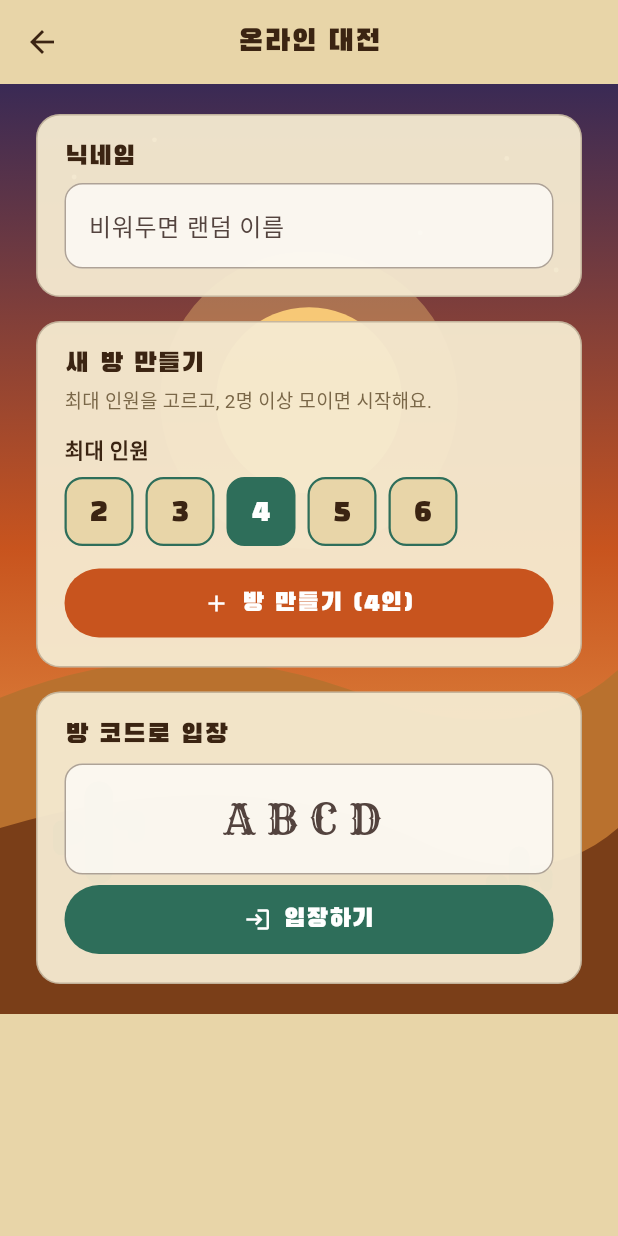
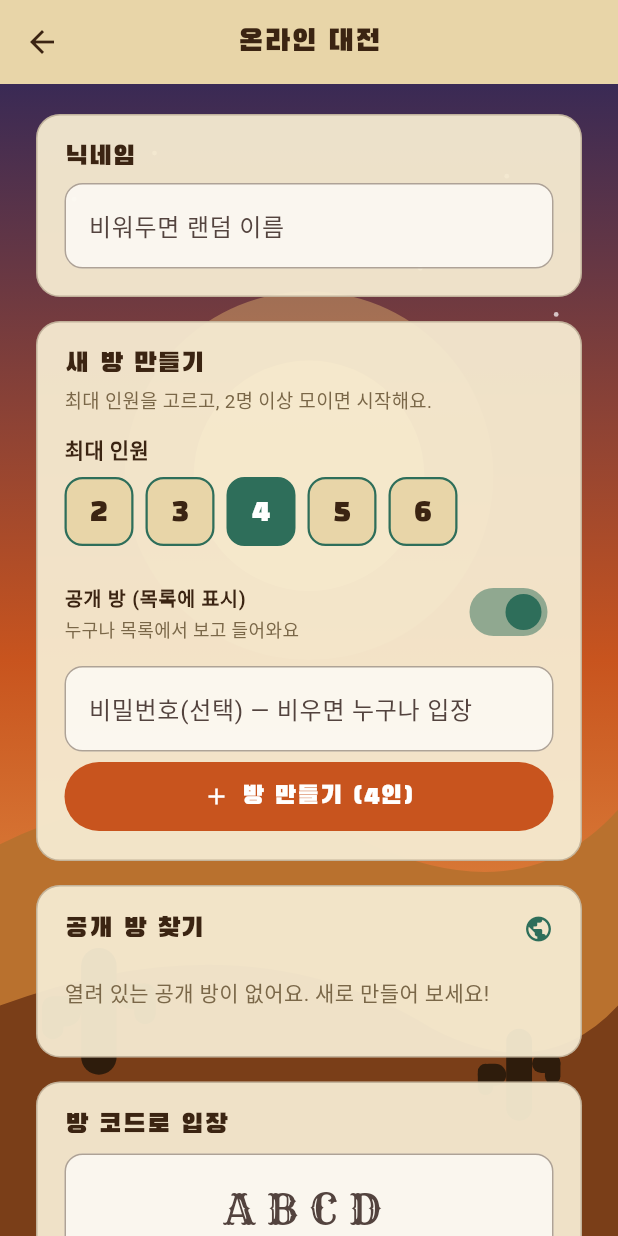
Before and after one commit to doonghwi/cowboy-party, a Flutter app: the screen it shows after launch, after a tap on "온라인 대전", on a phone screen of 412 x 824 dp. Run offline on Flutter 3.47's test engine with Material 3 defaults, Android fonts, the phone set to English and light mode, and no system bars; our stand-ins replace firebase_core, firebase_database; accounts and stored records are empty; Roboto replaces fonts that are missing (GothicA1).

Commit message:
feat(8): 공개방 목록 + 비밀번호 방. 로비에 공개/비공개 토글·비번칸·공개방 브라우저(잠금 아이콘·인원수), 비번 프롬프트 입장. RTDB rooms 인덱스/읽기 규칙(배포됨). pwHash 테스트

```diff
--- a/database.rules.json
+++ b/database.rules.json
@@ -1,6 +1,8 @@
 {
   "rules": {
     "rooms": {
+      ".read": true,
+      ".indexOn": ["public"],
       "$code": {
         ".read": true,
         ".write": true
--- a/lib/online/online_service.dart
+++ b/lib/online/online_service.dart
@@ -115,7 +115,23 @@ class RoomView {
   bool get iWon => status == GameStatus.won && winnerSeat == mySeat;
 }
 
-enum JoinResult { joined, notFound, full, alreadyStarted }
+enum JoinResult { joined, notFound, full, alreadyStarted, wrongPassword }
+
+/// A lightweight summary of an open public room, for the lobby browser.
+class RoomSummary {
+  final String code;
+  final String hostName;
+  final int count;
+  final int capacity;
+  final bool hasPassword;
+  const RoomSummary({
+    required this.code,
+    required this.hostName,
+    required this.count,
+    required this.capacity,
+    required this.hasPassword,
+  });
+}
 
 class OnlineService {
   OnlineService() : clientId = _genClientId() {
@@ -171,11 +187,28 @@ class OnlineService {
   DatabaseReference room(String code) => _root.child('rooms/$code');
   Stream<DatabaseEvent> watch(String code) => room(code).onValue;
 
-  Future<void> createRoom(String code, String name, int capacity) async {
+  /// A small, stable, cross-client hash so a room password isn't stored in
+  /// plain text. Not real security (the DB is world-readable) — just enough to
+  /// keep a casual password from being shoulder-surfed straight out of the DB.
+  static int pwHash(String pw) {
+    var h = 0x811c9dc5;
+    for (final c in pw.codeUnits) {
+      h = (h ^ c) * 0x01000193;
+      h &= 0x7fffffff;
+    }
+    return h;
+  }
+
+  Future<void> createRoom(String code, String name, int capacity,
+      {bool isPublic = true, String? password}) async {
+    final pw = (password ?? '').trim();
     await room(code).set({
       'host': clientId,
       'capacity': capacity.clamp(kMinSeats, kMaxSeats),
       'started': false,
+      'public': isPublic,
+      if (pw.isNotEmpty) 'pwHash': pwHash(pw),
+      'hostName': name,
       'players': {
         'p0': {'id': clientId, 'name': name, 'seen': _now},
       },
@@ -187,16 +220,57 @@ class OnlineService {
     });
   }
 
+  /// Live list of open (public, not-yet-started) rooms for the lobby browser.
+  Stream<List<RoomSummary>> watchPublicRooms() {
+    return _root
+        .child('rooms')
+        .orderByChild('public')
+        .equalTo(true)
+        .onValue
+        .map((e) {
+      final rooms = _asMap(e.snapshot.value) ?? const {};
+      final out = <RoomSummary>[];
+      rooms.forEach((code, value) {
+        final data = _asMap(value);
+        if (data == null || data['started'] == true) return;
+        final players = _asMap(data['players']) ?? const {};
+        final capacity =
+            (_asInt(data['capacity']) ?? kMaxSeats).clamp(kMinSeats, kMaxSeats);
+        // Count seats that still look present (best-effort; lobby is approximate).
+        final staleBefore = _now - kPresenceGraceMs;
+        var count = 0;
+        for (final pv in players.values) {
+          final pm = _asMap(pv);
+          if (pm == null) continue;
+          final seen = _asInt(pm['seen']);
+          final fresh = pm['bot'] == true || seen == null || seen >= staleBefore;
+          if (fresh) count++;
+        }
+        if (count <= 0) return;
+        out.add(RoomSummary(
+          code: code.toString(),
+          hostName: (data['hostName'] as String?) ?? '카우보이',
+          count: count,
+          capacity: capacity,
+          hasPassword: data['pwHash'] != null,
+        ));
+      });
+      out.sort((a, b) => a.code.compareTo(b.code));
+      return out;
+    });
+  }
+
   /// Claim a seat. Re-joining with the same id reclaims the held seat; an empty
   /// or long-silent (stale) seat can be taken. No hard onDisconnect removal —
   /// the heartbeat + grace decides presence, so a brief blip never kicks you.
-  Future<JoinResult> joinRoom(String code, String name) async {
+  Future<JoinResult> joinRoom(String code, String name,
+      {String? password}) async {
     final snap = await room(code).get();
     if (!snap.exists) return JoinResult.notFound;
     final data = _asMap(snap.value) ?? const {};
     final players = _asMap(data['players']) ?? const {};
 
-    // Already hold a seat? Reclaim it (refresh heartbeat).
+    // Already hold a seat? Reclaim it (refresh heartbeat) — no password needed.
     for (final e in players.entries) {
       final v = _asMap(e.value);
       if (v != null && v['id'] == clientId) {
@@ -206,6 +280,12 @@ class OnlineService {
       }
     }
     if (data['started'] == true) return JoinResult.alreadyStarted;
+
+    // Password-protected room: the supplied password must match.
+    final pw = _asInt(data['pwHash']);
+    if (pw != null && pwHash((password ?? '').trim()) != pw) {
+      return JoinResult.wrongPassword;
+    }
 
     final capacity = _asInt(data['capacity']) ?? kMaxSeats;
     final staleBefore = _now - kPresenceGraceMs;
@@ -267,6 +347,7 @@ class OnlineService {
       'players': compact,
       'seatCount': entries.length,
       'started': true,
+      'public': false, // drop off the public lobby list once playing
       'turns': null,
       'rematch': null,
       'showdown': null,
--- a/lib/screens/online_lobby_screen.dart
+++ b/lib/screens/online_lobby_screen.dart
@@ -18,7 +18,9 @@ class _OnlineLobbyScreenState extends State<OnlineLobbyScreen> {
   final _service = OnlineService();
   final _nameCtl = TextEditingController();
   final _codeCtl = TextEditingController();
+  final _pwCtl = TextEditingController();
   int _capacity = 4;
+  bool _isPublic = true;
   bool _busy = false;
   String? _error;
 
@@ -26,6 +28,7 @@ class _OnlineLobbyScreenState extends State<OnlineLobbyScreen> {
   void dispose() {
     _nameCtl.dispose();
     _codeCtl.dispose();
+    _pwCtl.dispose();
     super.dispose();
   }
 
@@ -41,7 +44,8 @@ class _OnlineLobbyScreenState extends State<OnlineLobbyScreen> {
     });
     try {
       final code = OnlineService.generateRoomCode();
-      await _service.createRoom(code, _name, _capacity);
+      await _service.createRoom(code, _name, _capacity,
+          isPublic: _isPublic, password: _pwCtl.text);
       if (!mounted) return;
       _open(code);
     } catch (e) {
@@ -51,18 +55,23 @@ class _OnlineLobbyScreenState extends State<OnlineLobbyScreen> {
     }
   }
 
-  Future<void> _join() async {
+  Future<void> _joinByCode() async {
     final code = _codeCtl.text.trim().toUpperCase();
     if (code.length != 4) {
       setState(() => _error = '4자리 방 코드를 입력해요.');
       return;
     }
+    await _attemptJoin(code);
+  }
+
+  /// Join [code], transparently prompting for a password if the room is locked.
+  Future<void> _attemptJoin(String code, {String? password}) async {
     setState(() {
       _busy = true;
       _error = null;
     });
     try {
-      final res = await _service.joinRoom(code, _name);
+      final res = await _service.joinRoom(code, _name, password: password);
       if (!mounted) return;
       switch (res) {
         case JoinResult.joined:
@@ -73,12 +82,52 @@ class _OnlineLobbyScreenState extends State<OnlineLobbyScreen> {
           setState(() => _error = '방이 꽉 찼어요.');
         case JoinResult.alreadyStarted:
           setState(() => _error = '이미 시작된 방이에요.');
+        case JoinResult.wrongPassword:
+          setState(() => _busy = false);
+          final pw = await _promptPassword(code);
+          if (pw != null && pw.isNotEmpty) {
+            await _attemptJoin(code, password: pw);
+          } else if (mounted) {
+            setState(() => _error = '비밀번호가 필요한 방이에요.');
+          }
+          return;
       }
     } catch (e) {
       setState(() => _error = '입장에 실패했어요. 연결을 확인해 주세요.');
     } finally {
       if (mounted) setState(() => _busy = false);
     }
+  }
+
+  Future<String?> _promptPassword(String code) async {
+    final ctl = TextEditingController();
+    final pw = await showDialog<String>(
+      context: context,
+      builder: (ctx) => AlertDialog(
+        backgroundColor: CD.parchment,
+        title: Text('🔒 방 $code', style: posterTitle(18)),
+        content: TextField(
+          controller: ctl,
+          autofocus: true,
+          obscureText: true,
+          decoration: _dec('비밀번호'),
+          onSubmitted: (v) => Navigator.pop(ctx, v),
+        ),
+        actions: [
+          TextButton(
+            onPressed: () => Navigator.pop(ctx),
+            child: const Text('취소'),
+          ),
+          FilledButton(
+            style: FilledButton.styleFrom(backgroundColor: CD.sage),
+            onPressed: () => Navigator.pop(ctx, ctl.text),
+            child: const Text('입장'),
+          ),
+        ],
+      ),
+    );
+    ctl.dispose();
+    return pw;
   }
 
   void _open(String code) {
@@ -115,7 +164,31 @@ class _OnlineLobbyScreenState extends State<OnlineLobbyScreen> {
                   ),
                 ),
                 const SizedBox(height: 16),
-                _card(
+                _createCard(),
+                const SizedBox(height: 16),
+                _publicRoomsCard(),
+                const SizedBox(height: 16),
+                _joinByCodeCard(),
+                if (_error != null) ...[
+                  const SizedBox(height: 16),
+                  Text(_error!,
+                      style: const TextStyle(
+                          color: CD.danger, fontWeight: FontWeight.bold)),
+                ],
+                if (_busy) ...[
+                  const SizedBox(height: 16),
+                  const CircularProgressIndicator(color: CD.rust),
+                ],
+              ],
+            ),
+          ),
+        ),
+      ),
+    );
+  }
+
+  Widget _createCard() {
+    return _card(
       child: Column(
         crossAxisAlignment: CrossAxisAlignment.stretch,
         children: [
@@ -125,8 +198,8 @@ class _OnlineLobbyScreenState extends State<OnlineLobbyScreen> {
               style: TextStyle(color: CD.muted, fontSize: 12.5)),
           const SizedBox(height: 12),
           const Text('최대 인원',
-                          style: TextStyle(
-                              color: CD.leather, fontWeight: FontWeight.w700)),
+              style:
+                  TextStyle(color: CD.leather, fontWeight: FontWeight.w700)),
           const SizedBox(height: 8),
           Wrap(
             spacing: 8,
@@ -142,19 +215,36 @@ class _OnlineLobbyScreenState extends State<OnlineLobbyScreen> {
                       color: _capacity == c ? CD.sage : CD.sand,
                       borderRadius: BorderRadius.circular(12),
                       border: Border.all(
-                                      color: CD.sage,
-                                      width: _capacity == c ? 2.5 : 1.5),
+                          color: CD.sage, width: _capacity == c ? 2.5 : 1.5),
                     ),
                     child: Text('$c',
                         style: posterTitle(20,
-                                        color: _capacity == c
-                                            ? Colors.white
-                                            : CD.leather)),
+                            color:
+                                _capacity == c ? Colors.white : CD.leather)),
                   ),
                 ),
             ],
           ),
-                      const SizedBox(height: 14),
+          const SizedBox(height: 12),
+          SwitchListTile(
+            contentPadding: EdgeInsets.zero,
+            dense: true,
+            activeThumbColor: CD.sage,
+            value: _isPublic,
+            onChanged: (v) => setState(() => _isPublic = v),
+            title: const Text('공개 방 (목록에 표시)',
+                style: TextStyle(
+                    color: CD.leather, fontWeight: FontWeight.w700)),
+            subtitle: Text(_isPublic ? '누구나 목록에서 보고 들어와요' : '코드를 아는 사람만 입장',
+                style: const TextStyle(color: CD.muted, fontSize: 12)),
+          ),
+          const SizedBox(height: 4),
+          TextField(
+            controller: _pwCtl,
+            maxLength: 12,
+            decoration: _dec('비밀번호(선택) — 비우면 누구나 입장'),
+          ),
+          const SizedBox(height: 6),
           FilledButton.icon(
             onPressed: _busy ? null : _create,
             style: FilledButton.styleFrom(
@@ -167,9 +257,99 @@ class _OnlineLobbyScreenState extends State<OnlineLobbyScreen> {
           ),
         ],
       ),
+    );
+  }
+
+  Widget _publicRoomsCard() {
+    return _card(
+      child: Column(
+        crossAxisAlignment: CrossAxisAlignment.stretch,
+        children: [
+          Row(
+            children: [
+              Text('공개 방 찾기', style: posterTitle(18)),
+              const Spacer(),
+              const Icon(Icons.public, color: CD.sage, size: 20),
+            ],
           ),
-                const SizedBox(height: 16),
-                _card(
+          const SizedBox(height: 8),
+          StreamBuilder<List<RoomSummary>>(
+            stream: _service.watchPublicRooms(),
+            builder: (context, snap) {
+              if (!snap.hasData) {
+                return const Padding(
+                  padding: EdgeInsets.symmetric(vertical: 14),
+                  child: Center(
+                      child: SizedBox(
+                          width: 22,
+                          height: 22,
+                          child:
+                              CircularProgressIndicator(strokeWidth: 2.5))),
+                );
+              }
+              final rooms = snap.data!;
+              if (rooms.isEmpty) {
+                return const Padding(
+                  padding: EdgeInsets.symmetric(vertical: 14),
+                  child: Text('열려 있는 공개 방이 없어요. 새로 만들어 보세요!',
+                      style: TextStyle(color: CD.muted)),
+                );
+              }
+              return Column(
+                children: [for (final r in rooms) _roomTile(r)],
+              );
+            },
+          ),
+        ],
+      ),
+    );
+  }
+
+  Widget _roomTile(RoomSummary r) {
+    final full = r.count >= r.capacity;
+    return Padding(
+      padding: const EdgeInsets.only(bottom: 8),
+      child: Material(
+        color: CD.sand.withValues(alpha: 0.6),
+        borderRadius: BorderRadius.circular(12),
+        child: InkWell(
+          borderRadius: BorderRadius.circular(12),
+          onTap: (_busy || full) ? null : () => _attemptJoin(r.code),
+          child: Padding(
+            padding:
+                const EdgeInsets.symmetric(horizontal: 14, vertical: 12),
+            child: Row(
+              children: [
+                Text(r.code,
+                    style: westernLatin(20, color: CD.leather, spacing: 3)),
+                if (r.hasPassword) ...[
+                  const SizedBox(width: 6),
+                  const Icon(Icons.lock, size: 15, color: CD.muted),
+                ],
+                const SizedBox(width: 12),
+                Expanded(
+                  child: Text('${r.hostName}의 방',
+                      overflow: TextOverflow.ellipsis,
+                      style: const TextStyle(
+                          color: CD.leather, fontWeight: FontWeight.w600)),
+                ),
+                Text('${r.count}/${r.capacity}',
+                    style: TextStyle(
+                        color: full ? CD.danger : CD.sage,
+                        fontWeight: FontWeight.w800)),
+                const SizedBox(width: 6),
+                Icon(full ? Icons.block : Icons.login,
+                    size: 18, color: full ? CD.danger : CD.rust),
+              ],
+            ),
+          ),
+        ),
+      ),
+    );
+  }
+
+  Widget _joinByCodeCard() {
+    return _card(
       child: Column(
         crossAxisAlignment: CrossAxisAlignment.stretch,
         children: [
@@ -182,40 +362,23 @@ class _OnlineLobbyScreenState extends State<OnlineLobbyScreen> {
             textAlign: TextAlign.center,
             style: westernLatin(28, color: CD.leather, spacing: 8),
             inputFormatters: [
-                          FilteringTextInputFormatter.allow(
-                              RegExp('[A-Za-z0-9]')),
+              FilteringTextInputFormatter.allow(RegExp('[A-Za-z0-9]')),
               UpperCaseFormatter(),
             ],
             decoration: _dec('ABCD'),
           ),
           const SizedBox(height: 6),
           FilledButton.icon(
-                        onPressed: _busy ? null : _join,
+            onPressed: _busy ? null : _joinByCode,
             style: FilledButton.styleFrom(
               backgroundColor: CD.sage,
               padding: const EdgeInsets.symmetric(vertical: 14),
             ),
             icon: const Icon(Icons.login),
-                        label: Text('입장하기',
-                            style: posterTitle(17, color: Colors.white)),
+            label:
+                Text('입장하기', style: posterTitle(17, color: Colors.white)),
           ),
         ],
-                  ),
-                ),
-                if (_error != null) ...[
-                  const SizedBox(height: 16),
-                  Text(_error!,
-                      style: const TextStyle(
-                          color: CD.danger, fontWeight: FontWeight.bold)),
-                ],
-                if (_busy) ...[
-                  const SizedBox(height: 16),
-                  const CircularProgressIndicator(color: CD.rust),
-                ],
-              ],
-            ),
-          ),
-        ),
       ),
     );
   }
```
Also changed, not shown: 1 other file. Lines whose indentation alone changed are shown as unchanged.
